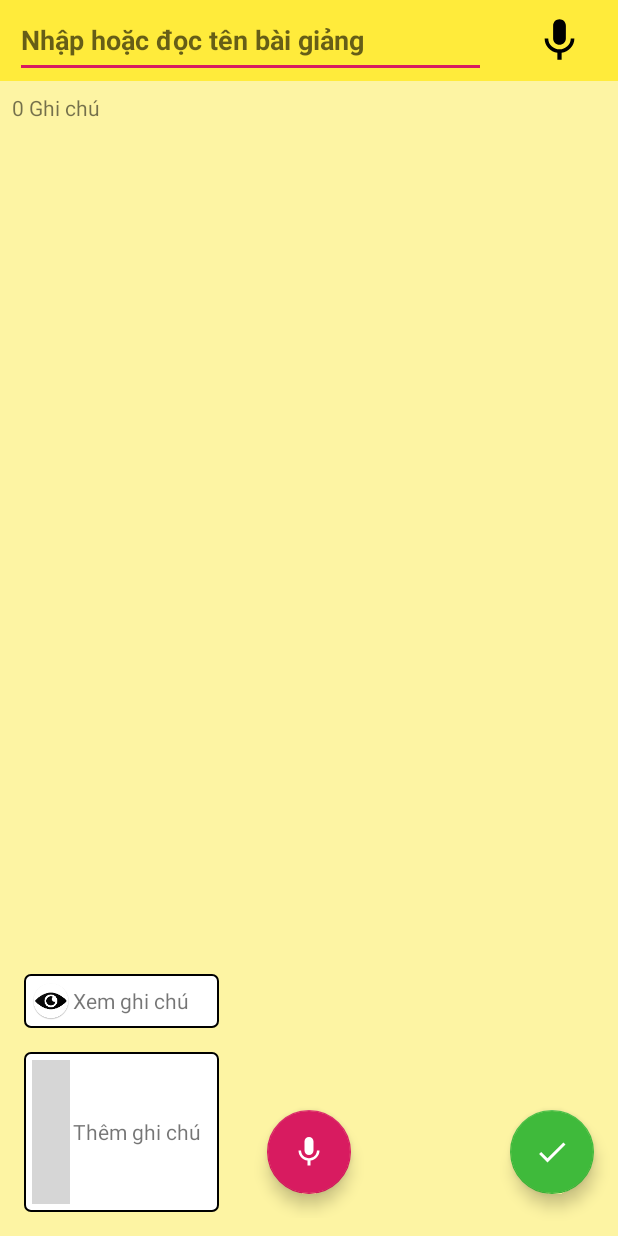
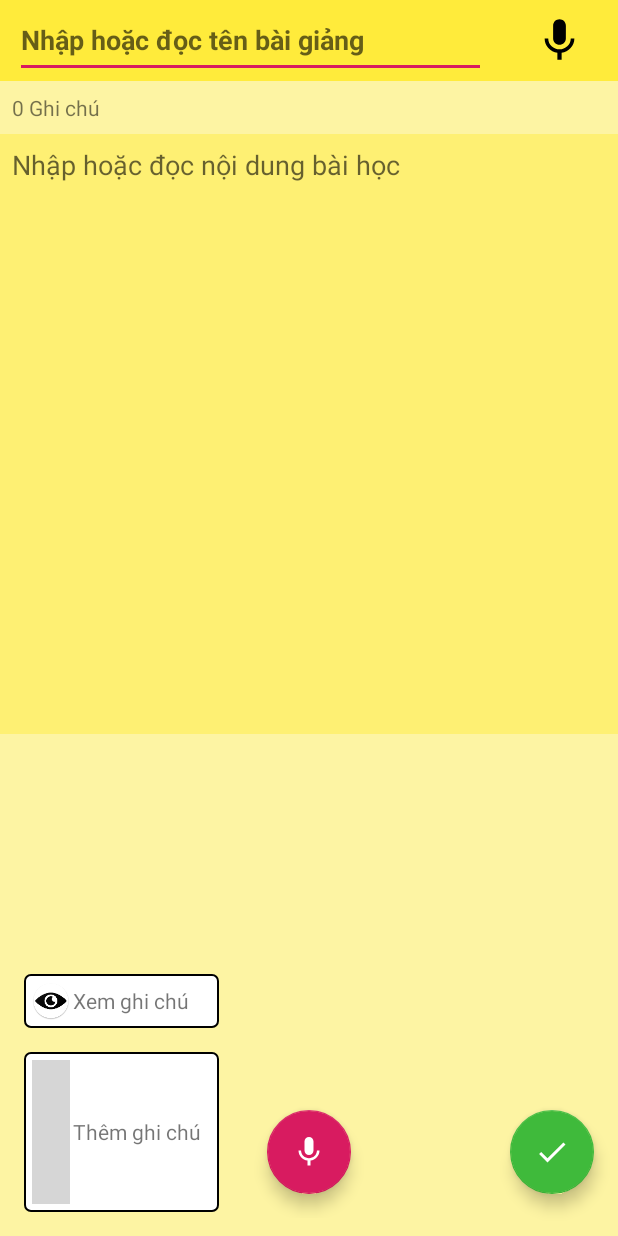
Before and after one commit to nttri/SpeechRecognitionThesis, an Android app: the AddLectureActivity screen opened directly, with no data from a screen before it, on a phone screen of 412 x 824 dp. Run offline under Robolectric (Android 15) with nearby library versions, the phone set to English and light mode, and no system bars; plain views replace MKLoader; grey boxes are pictures that could not be loaded.

Commit message:
[App3] change record lecture title time to 6s and update UI in AddLecture screen

```diff
--- a/app3/AIClassmate/app/src/main/java/com/example/aiclassmate/view/activity/AddLectureActivity.kt
+++ b/app3/AIClassmate/app/src/main/java/com/example/aiclassmate/view/activity/AddLectureActivity.kt
@@ -31,7 +31,7 @@ class AddLectureActivity : AppCompatActivity() {
     private val handler = Handler()
     private var isEditing = false
     private var micAllow = false
-    private val titleAsrTimeout = 3000L
+    private val titleAsrTimeout = 6000L
     private val contentAsrTimeout = -1L
     private val clickAsrLimit = 1000L
     private var counterEdt = 0
--- a/app3/AIClassmate/app/src/main/res/layout/activity_lecture_edit.xml
+++ b/app3/AIClassmate/app/src/main/res/layout/activity_lecture_edit.xml
@@ -69,15 +69,16 @@
             android:textSize="14sp"
             android:background="#74FFEB3B"
             android:text="0 Ghi chú"/>
-    <FrameLayout android:layout_width="match_parent" android:layout_height="match_parent">
+    <FrameLayout android:layout_width="match_parent" android:layout_height="match_parent" android:background="#74FFEB3B">
         <EditText
                 android:id="@+id/ed_lec_content"
                 android:inputType="textMultiLine"
                 android:layout_width="match_parent"
-                android:layout_height="match_parent"
+                android:layout_height="400dp"
                 android:background="#74FFEB3B"
                 android:gravity="top"
                 android:padding="8dp"
+                android:hint="Nhập hoặc đọc nội dung bài học"
         />
 
         <FrameLayout
```
